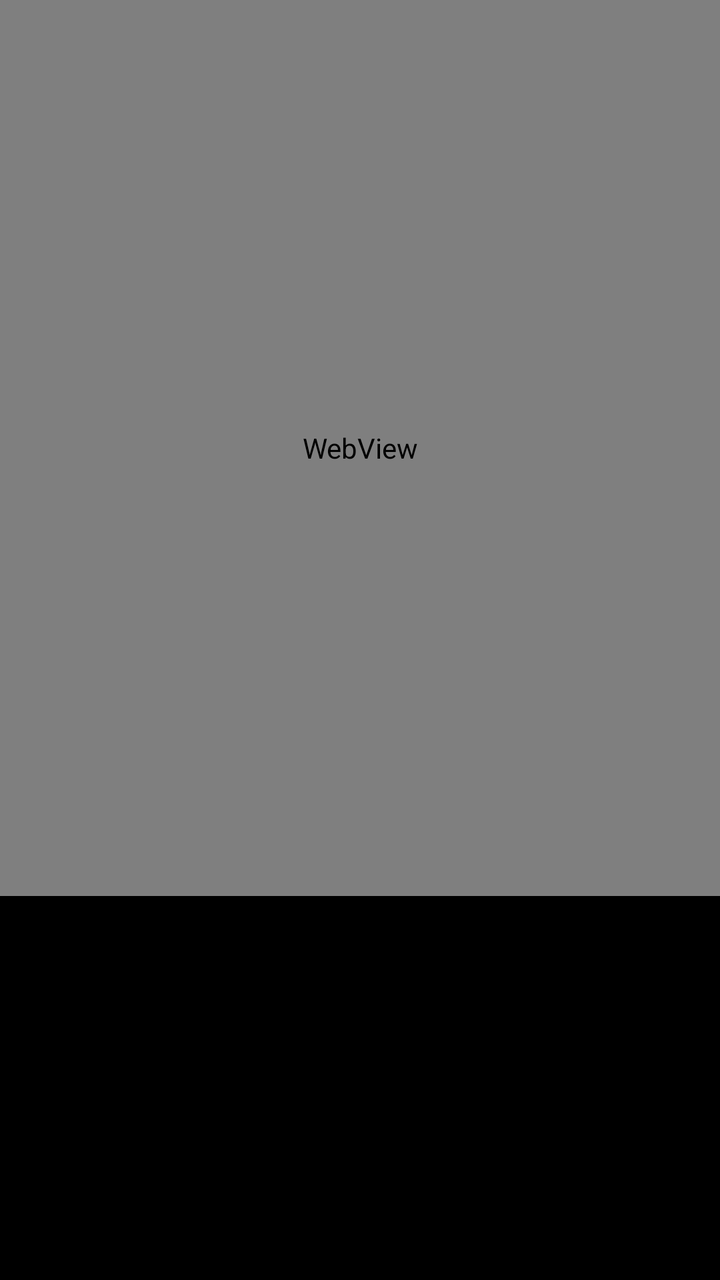
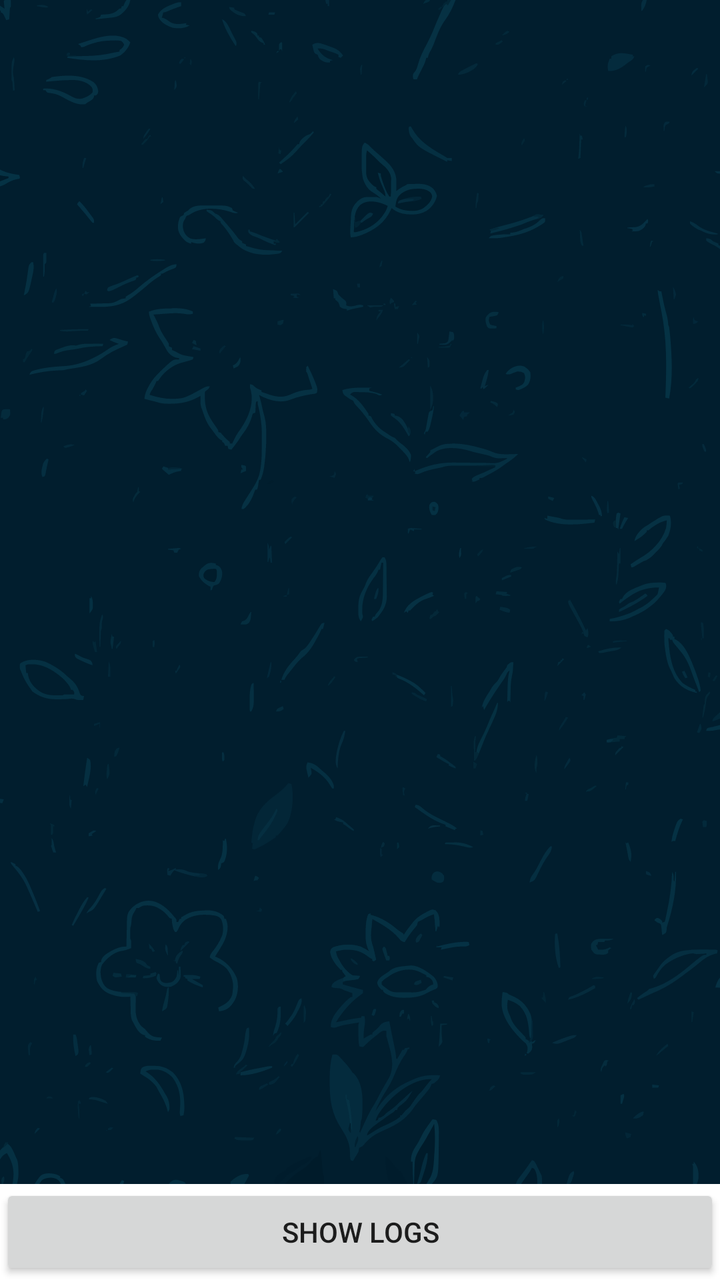

Compare the two renders of this Android layout. The source of the first and the diff that turns it into the second are given below.
<!-- AndroidManifest.xml: activity theme Theme.Oalla -->
<!-- res/layout/activity_main.xml -->
<?xml version="1.0" encoding="utf-8"?>
<LinearLayout xmlns:android="http://schemas.android.com/apk/res/android"
    android:id="@+id/main_layout"
    android:layout_width="match_parent"
    android:layout_height="match_parent"
    android:orientation="vertical">

    <WebView
        android:id="@+id/webview"
        android:layout_width="match_parent"
        android:layout_height="0dp"
        android:layout_weight="0.7" />

    <ScrollView
        android:layout_width="match_parent"
        android:layout_height="0dp"
        android:layout_weight="0.3"
        android:background="#000000">

        <TextView
            android:id="@+id/log_output"
            android:layout_width="match_parent"
            android:layout_height="wrap_content"
            android:textColor="#00FF00"
            android:textIsSelectable="true"
            android:textSize="12sp"
            android:padding="8dp"
            android:typeface="monospace" />
    </ScrollView>

</LinearLayout>
<!-- resources referenced by this layout -->
<resources>
  <style name="Theme.Oalla" parent="Theme.MaterialComponents.DayNight.NoActionBar">
          
          <item name="colorPrimary">@color/purple_500</item>
          <item name="colorPrimaryVariant">@color/purple_700</item>
          <item name="colorOnPrimary">@color/white</item>
          
          <item name="colorSecondary">@color/teal_200</item>
          <item name="colorSecondaryVariant">@color/teal_700</item>
          <item name="colorOnSecondary">@color/black</item>
          
          <item name="android:statusBarColor">?attr/colorPrimaryVariant</item>
          
      </style>
  <color name="purple_500">#FF6200EE</color>
  <color name="purple_700">#FF3700B3</color>
  <color name="white">#FFFFFFFF</color>
  <color name="teal_200">#FF03DAC5</color>
  <color name="teal_700">#FF018786</color>
  <color name="black">#FF000000</color>
</resources>

<!-- the commit's change to res/layout/activity_main.xml (unified diff, before → after) -->
@@ -5,17 +5,38 @@
     android:layout_height="match_parent"
     android:orientation="vertical">
 
+    
+    <ImageView
+        android:id="@+id/placeholder_image"
+        android:layout_width="match_parent"
+        android:layout_height="0dp"
+        android:layout_weight="0.7"
+        android:scaleType="centerCrop"
+        android:src="@drawable/bunga_palette_optimized" />
+
+    
     <WebView
         android:id="@+id/webview"
         android:layout_width="match_parent"
         android:layout_height="0dp"
-        android:layout_weight="0.7" />
+        android:layout_weight="0.7"
+        android:visibility="gone" />
 
+    
+    <Button
+        android:id="@+id/toggleLogButton"
+        android:layout_width="match_parent"
+        android:layout_height="wrap_content"
+        android:text="Show Logs" />
+
+    
     <ScrollView
+        android:id="@+id/logScroll"
         android:layout_width="match_parent"
         android:layout_height="0dp"
-        android:layout_weight="0.3"
-        android:background="#000000">
+        android:layout_weight="0"
+        android:background="#000000"
+        android:visibility="gone">
 
         <TextView
             android:id="@+id/log_output"
@@ -27,5 +48,4 @@
             android:padding="8dp"
             android:typeface="monospace" />
     </ScrollView>
-
 </LinearLayout>
<!-- resource entries referenced after the edit -->
@@ -1,5 +1,6 @@
 <!-- resources referenced by this layout -->
 <resources>
+  <!-- drawable bunga_palette_optimized: vector/xml drawable (drawable, 114888 chars, omitted) -->
   <style name="Theme.Oalla" parent="Theme.MaterialComponents.DayNight.NoActionBar">
           
           <item name="colorPrimary">@color/purple_500</item>
